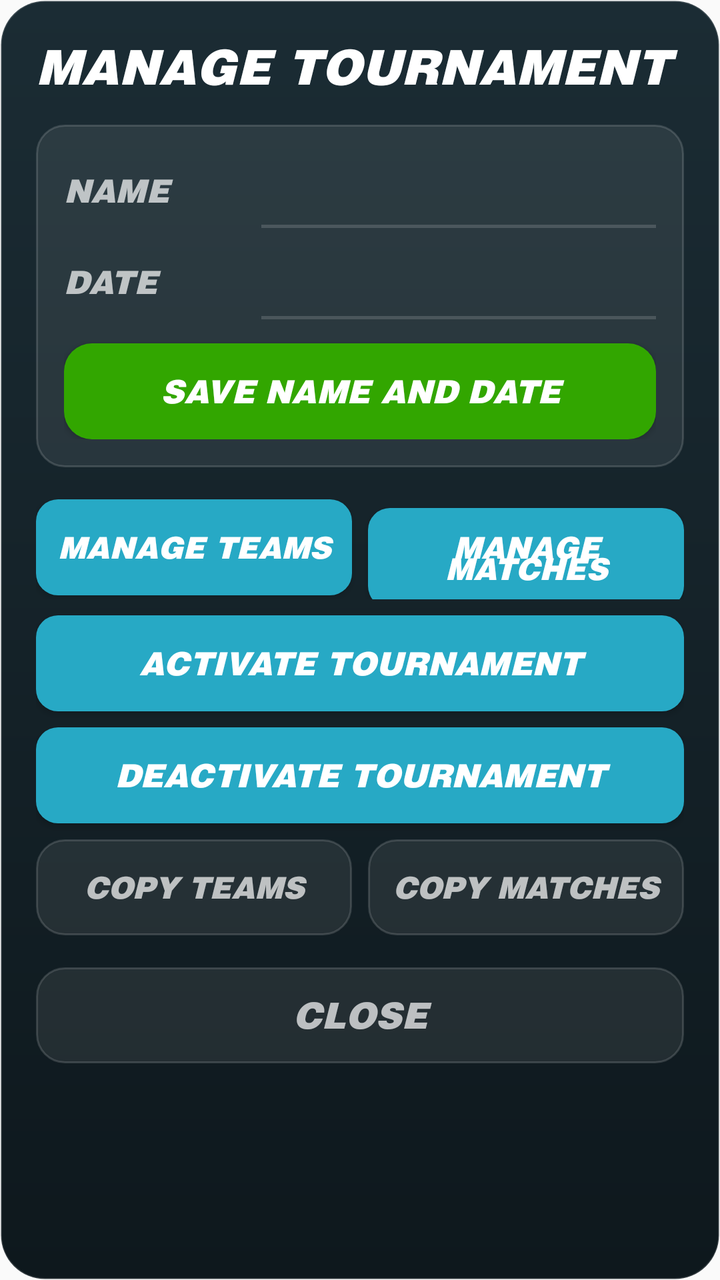
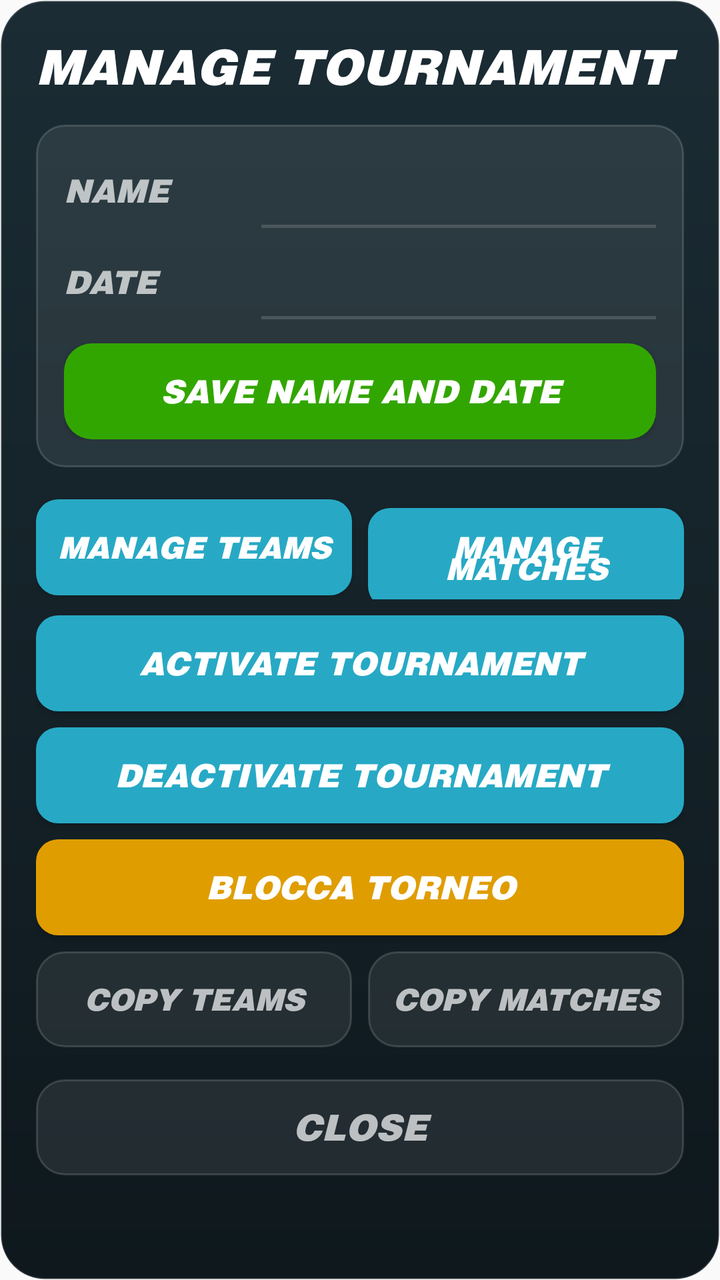

Before-and-after screenshots of an Android layout around one commit, followed by the original layout XML and the change that was made.
<!-- AndroidManifest.xml: application theme Theme.MyApplication -->
<!-- res/layout/activity_pop_up_manage_tournament.xml -->
<?xml version="1.0" encoding="utf-8"?>
<ScrollView xmlns:android="http://schemas.android.com/apk/res/android"
    android:layout_width="match_parent"
    android:layout_height="wrap_content"
    android:fillViewport="false"
    android:background="@drawable/bg_modal_dark">

    <LinearLayout
        android:layout_width="match_parent"
        android:layout_height="wrap_content"
        android:orientation="vertical"
        android:padding="18dp">

        <TextView
            android:id="@+id/txtTitle"
            android:layout_width="match_parent"
            android:layout_height="wrap_content"
            android:fontFamily="@font/helvetica_black"
            android:textStyle="bold|italic"
            android:text="@string/manage_tournament"
            android:textAlignment="center"
            android:textColor="@color/list_text_primary"
            android:textSize="24sp"
            android:maxLines="1"
            android:ellipsize="end"
            android:layout_marginBottom="14dp" />

        
        <LinearLayout
            android:layout_width="match_parent"
            android:layout_height="wrap_content"
            android:orientation="vertical"
            android:padding="14dp"
            android:background="@drawable/bg_field_secondary">

            <LinearLayout
                android:layout_width="match_parent"
                android:layout_height="wrap_content"
                android:orientation="horizontal"
                android:gravity="center_vertical">

                <TextView
                    android:layout_width="0dp"
                    android:layout_height="wrap_content"
                    android:layout_weight="1"
                    android:fontFamily="@font/helvetica_black"
                    android:textStyle="bold|italic"
                    android:textColor="@color/list_text_secondary"
                    android:text="@string/name"
                    android:textSize="16sp" />

                <EditText
                    android:id="@+id/txtName"
                    android:layout_width="0dp"
                    android:layout_height="wrap_content"
                    android:layout_weight="2"
                    android:background="@drawable/bg_input_underline"
                    android:fontFamily="@font/helvetica_black"
                    android:textStyle="bold|italic"
                    android:textColor="@color/list_text_primary"
                    android:textCursorDrawable="@null"
                    android:gravity="center"
                    android:paddingHorizontal="6dp"
                    android:paddingVertical="8dp"
                    android:textSize="17sp"
                    android:inputType="text"
                    android:maxLines="1"
                    android:importantForAutofill="no" />
            </LinearLayout>

            <LinearLayout
                android:layout_width="match_parent"
                android:layout_height="wrap_content"
                android:orientation="horizontal"
                android:gravity="center_vertical"
                android:layout_marginTop="8dp">

                <TextView
                    android:layout_width="0dp"
                    android:layout_height="wrap_content"
                    android:layout_weight="1"
                    android:fontFamily="@font/helvetica_black"
                    android:textStyle="bold|italic"
                    android:textColor="@color/list_text_secondary"
                    android:text="@string/date"
                    android:textSize="16sp" />

                <EditText
                    android:id="@+id/txtDate"
                    android:layout_width="0dp"
                    android:layout_height="wrap_content"
                    android:layout_weight="2"
                    android:background="@drawable/bg_input_underline"
                    android:fontFamily="@font/helvetica_black"
                    android:textStyle="bold|italic"
                    android:textColor="@color/list_text_primary"
                    android:textCursorDrawable="@null"
                    android:gravity="center"
                    android:paddingHorizontal="6dp"
                    android:paddingVertical="8dp"
                    android:textSize="17sp"
                    android:inputType="date"
                    android:focusable="false"
                    android:importantForAutofill="no" />
            </LinearLayout>

            <Button
                android:id="@+id/btnConfirm"
                android:layout_width="match_parent"
                android:layout_height="wrap_content"
                android:layout_marginTop="12dp"
                android:background="@drawable/bg_modal_button_filled"
                android:backgroundTint="@color/button_confirm"
                android:fontFamily="@font/helvetica_black"
                android:textStyle="bold|italic"
                android:textColor="@color/white"
                android:text="@string/save_name_date"
                android:textSize="16sp"
                android:paddingVertical="10dp" />
        </LinearLayout>

        
        <LinearLayout
            android:layout_width="match_parent"
            android:layout_height="wrap_content"
            android:orientation="horizontal"
            android:layout_marginTop="16dp">

            <Button
                android:id="@+id/btnManageTeams"
                android:layout_width="0dp"
                android:layout_height="wrap_content"
                android:layout_weight="1"
                android:layout_marginEnd="4dp"
                android:background="@drawable/buttons_main"
                android:fontFamily="@font/helvetica_black"
                android:textStyle="bold|italic"
                android:textColor="@color/white"
                android:text="@string/manage_teams"
                android:textSize="15sp"
                android:paddingVertical="10dp" />

            <Button
                android:id="@+id/btnManageMatches"
                android:layout_width="0dp"
                android:layout_height="wrap_content"
                android:layout_weight="1"
                android:layout_marginStart="4dp"
                android:background="@drawable/buttons_main"
                android:fontFamily="@font/helvetica_black"
                android:textStyle="bold|italic"
                android:textColor="@color/white"
                android:text="@string/manage_matches"
                android:textSize="15sp"
                android:paddingVertical="10dp" />
        </LinearLayout>

        
        <Button
            android:id="@+id/btnActivate"
            android:layout_width="match_parent"
            android:layout_height="wrap_content"
            android:layout_marginTop="8dp"
            android:background="@drawable/buttons_main"
            android:fontFamily="@font/helvetica_black"
            android:textStyle="bold|italic"
            android:textColor="@color/white"
            android:text="@string/activate_tournament"
            android:textSize="16sp"
            android:paddingVertical="10dp" />

        <Button
            android:id="@+id/btnDeactivate"
            android:layout_width="match_parent"
            android:layout_height="wrap_content"
            android:layout_marginTop="8dp"
            android:background="@drawable/buttons_main"
            android:fontFamily="@font/helvetica_black"
            android:textStyle="bold|italic"
            android:textColor="@color/white"
            android:text="@string/deactivate_tournament"
            android:textSize="16sp"
            android:paddingVertical="10dp" />

        
        <LinearLayout
            android:layout_width="match_parent"
            android:layout_height="wrap_content"
            android:orientation="horizontal"
            android:layout_marginTop="8dp">

            <Button
                android:id="@+id/btnCopyTeams"
                android:layout_width="0dp"
                android:layout_height="wrap_content"
                android:layout_weight="1"
                android:layout_marginEnd="4dp"
                android:background="@drawable/bg_modal_button_ghost"
                android:fontFamily="@font/helvetica_black"
                android:textStyle="bold|italic"
                android:textColor="@color/list_text_secondary"
                android:text="@string/copy_teams"
                android:textSize="15sp"
                android:paddingVertical="10dp" />

            <Button
                android:id="@+id/btnCopyMatches"
                android:layout_width="0dp"
                android:layout_height="wrap_content"
                android:layout_weight="1"
                android:layout_marginStart="4dp"
                android:background="@drawable/bg_modal_button_ghost"
                android:fontFamily="@font/helvetica_black"
                android:textStyle="bold|italic"
                android:textColor="@color/list_text_secondary"
                android:text="@string/copy_matches"
                android:textSize="15sp"
                android:paddingVertical="10dp" />
        </LinearLayout>

        
        <Button
            android:id="@+id/btnCancel"
            android:layout_width="match_parent"
            android:layout_height="wrap_content"
            android:layout_marginTop="16dp"
            android:background="@drawable/bg_modal_button_ghost"
            android:fontFamily="@font/helvetica_black"
            android:textStyle="bold|italic"
            android:textColor="@color/list_text_secondary"
            android:text="@string/close"
            android:textSize="18sp"
            android:paddingVertical="10dp" />
    </LinearLayout>
</ScrollView>
<!-- resources referenced by this layout -->
<resources>
  <color name="button_confirm">#32A600</color>
  <color name="list_text_primary">#FFFFFFFF</color>
  <color name="list_text_secondary">#B3FFFFFF</color>
  <color name="white">#FFFFFFFF</color>
  <!-- drawable bg_field_secondary (drawable) -->
  <?xml version="1.0" encoding="utf-8"?>
  <shape xmlns:android="http://schemas.android.com/apk/res/android"
      android:shape="rectangle">
      <corners android:radius="14dp" />
      <solid android:color="@color/field_secondary_bg" />
      <stroke
          android:width="1dp"
          android:color="@color/field_secondary_border" />
  </shape>
  <!-- drawable bg_input_underline (drawable) -->
  <?xml version="1.0" encoding="utf-8"?>
  <layer-list xmlns:android="http://schemas.android.com/apk/res/android">
      <item android:top="-8dp" android:left="-8dp" android:right="-8dp">
          <shape android:shape="rectangle">
              <solid android:color="@android:color/transparent" />
              <stroke android:width="1.5dp" android:color="@color/list_card_border" />
          </shape>
      </item>
  </layer-list>
  <!-- drawable bg_modal_button_filled (drawable) -->
  <?xml version="1.0" encoding="utf-8"?>
  <shape xmlns:android="http://schemas.android.com/apk/res/android"
      android:shape="rectangle">
      <solid android:color="@color/white" />
      <corners android:radius="14dp" />
  </shape>
  <!-- drawable bg_modal_button_ghost (drawable) -->
  <?xml version="1.0" encoding="utf-8"?>
  <shape xmlns:android="http://schemas.android.com/apk/res/android"
      android:shape="rectangle">
      <solid android:color="@color/field_secondary_bg" />
      <corners android:radius="14dp" />
      <stroke
          android:width="1dp"
          android:color="@color/field_secondary_border" />
  </shape>
  <!-- drawable buttons_main (drawable) -->
  <?xml version="1.0" encoding="utf-8"?>
  <selector xmlns:android="http://schemas.android.com/apk/res/android">
      
      <item android:state_pressed="true"
          android:drawable="@drawable/button_main_pressed" />
  
      
      <item android:drawable="@drawable/button_main_default" />
  </selector>
  <string name="activate_tournament">ACTIVATE TOURNAMENT</string>
  <string name="close">CLOSE</string>
  <string name="copy_matches">COPY MATCHES</string>
  <string name="copy_teams">COPY TEAMS</string>
  <string name="date">DATE</string>
  <string name="deactivate_tournament">DEACTIVATE TOURNAMENT</string>
  <string name="manage_matches">MANAGE MATCHES</string>
  <string name="manage_teams">MANAGE TEAMS</string>
  <string name="manage_tournament">MANAGE TOURNAMENT</string>
  <string name="name">NAME</string>
  <string name="save_name_date">SAVE NAME AND DATE</string>
  <style name="Theme.MyApplication" parent="Theme.AppCompat.Light.NoActionBar">
  
          
          <item name="android:statusBarColor">@color/scorecard_bg_top</item>
  
          
          <item name="android:windowLightStatusBar">false</item>
  
          
          <item name="android:navigationBarColor">@color/scorecard_bg_bottom</item>
  
          
  
  
      </style>
  <color name="field_secondary_bg">#14FFFFFF</color>
  <color name="field_secondary_border">#26FFFFFF</color>
  <color name="list_card_border">#26FFFFFF</color>
  <color name="scorecard_bg_top">#1B2C34</color>
  <color name="scorecard_bg_bottom">#0E181D</color>
  <!-- drawable button_main_pressed (drawable) -->
  <?xml version="1.0" encoding="utf-8"?>
  <shape xmlns:android="http://schemas.android.com/apk/res/android"
      android:shape="rectangle" >
      <corners android:radius="11dp" />
      <solid android:color="#3EB6D0" />
  </shape>
  <!-- drawable button_main_default (drawable) -->
  <?xml version="1.0" encoding="utf-8"?>
  <shape xmlns:android="http://schemas.android.com/apk/res/android"
      android:shape="rectangle" >
      <corners android:radius="11dp" />
      <solid android:color="@color/main_blue" />
  </shape>
  <color name="main_blue">#27A9C5</color>
</resources>

<!-- the commit's change to res/layout/activity_pop_up_manage_tournament.xml (unified diff, before → after) -->
@@ -183,6 +183,21 @@
             android:paddingVertical="10dp" />
 
         
+        <Button
+            android:id="@+id/btnLockToggle"
+            android:layout_width="match_parent"
+            android:layout_height="wrap_content"
+            android:layout_marginTop="8dp"
+            android:background="@drawable/buttons_main"
+            android:backgroundTint="@color/button_warning"
+            android:fontFamily="@font/helvetica_black"
+            android:textStyle="bold|italic"
+            android:textColor="@color/white"
+            android:text="@string/lock_tournament"
+            android:textSize="16sp"
+            android:paddingVertical="10dp" />
+
+        
         <LinearLayout
             android:layout_width="match_parent"
             android:layout_height="wrap_content"
<!-- resource entries referenced after the edit -->
@@ -1,6 +1,7 @@
 <!-- resources referenced by this layout -->
 <resources>
   <color name="button_confirm">#32A600</color>
+  <color name="button_warning">#DF9D00</color>
   <color name="list_text_primary">#FFFFFFFF</color>
   <color name="list_text_secondary">#B3FFFFFF</color>
   <color name="white">#FFFFFFFF</color>
@@ -57,6 +58,7 @@
   <string name="copy_teams">COPY TEAMS</string>
   <string name="date">DATE</string>
   <string name="deactivate_tournament">DEACTIVATE TOURNAMENT</string>
+  <string name="lock_tournament">BLOCCA TORNEO</string>
   <string name="manage_matches">MANAGE MATCHES</string>
   <string name="manage_teams">MANAGE TEAMS</string>
   <string name="manage_tournament">MANAGE TOURNAMENT</string>
